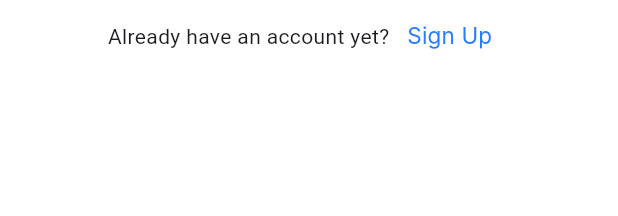
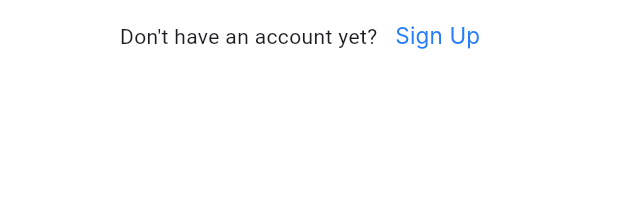
Before and after one commit to Adelraga/Doc_Oppointments, a Flutter app: the AlreadyHaveAccount widget shown alone on an empty page, opened directly, on a phone screen of 412 x 824 dp. Shown: the top 216 px of the screen. Run offline on Flutter 3.47's test engine with Material 3 defaults, Android fonts, the phone set to English and light mode, and no system bars; our stand-ins replace bloc, dartz, dio, flutter_bloc, flutter_pw_validator, flutter_screenutil and 4 more; generated files the repository leaves out were written again; Roboto replaces fonts that are missing (Inter).

Commit message:
change the name of already have an account in login screen to Don't have an account .

```diff
--- a/lib/Features/login/view/widget/already_have_account.dart
+++ b/lib/Features/login/view/widget/already_have_account.dart
@@ -1,3 +1,4 @@
+import 'package:doc_appointment/Features/signup/presentation/screens/sign_up_screen.dart';
 import 'package:flutter/material.dart';
 
 class AlreadyHaveAccount extends StatelessWidget {
@@ -8,11 +9,11 @@ class AlreadyHaveAccount extends StatelessWidget {
     return Row(
       mainAxisAlignment: MainAxisAlignment.center,
       children: [
-        Text("Already have an account yet?"),
+        Text("Don't have an account yet?"),
         TextButton(
           onPressed: () {
             Navigator.push(context, MaterialPageRoute(builder: (context) {
-              return Placeholder();
+              return SignupScreenView();
             }));
           },
           child: Text(
```
